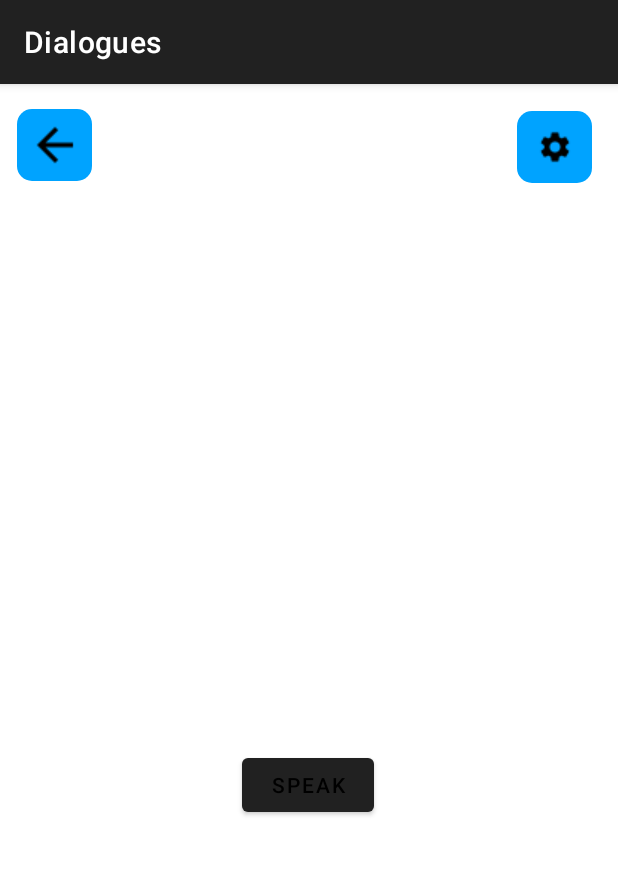
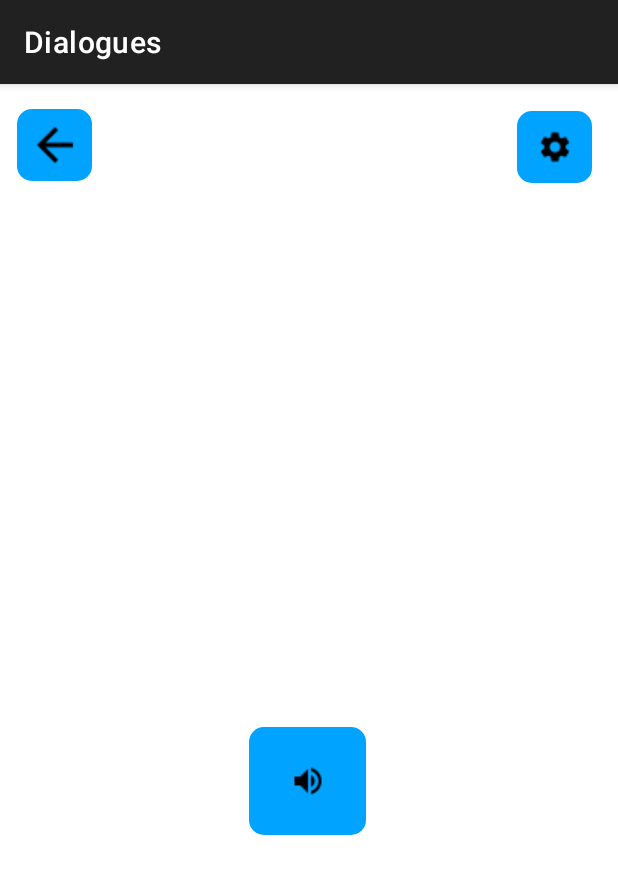
Before and after one commit to rssmith614/Dialogues, an Android app: the TranslationTTS screen opened directly, with no data from a screen before it, on a phone screen of 412 x 824 dp. Shown: the top 874 px of the screen. Run offline under Robolectric (Android 15) with nearby library versions, the light colour scheme and no system bars; libraries missing offline, so code that uses them is left out: com.google.mlkit.common, com.google.mlkit.nl.

Commit message:
Speak Button Update (Similar to Figma design)
Added Speech icons

Gif icon can be used when the tts is speaking to visually show the user that the tts is speaking

Added stop speak feature and made Speak Button into a Speak Icon Button (similar to Figma design)

```diff
--- a/app/src/main/java/com/example/dialogues/TranslationTTS.kt
+++ b/app/src/main/java/com/example/dialogues/TranslationTTS.kt
@@ -34,6 +34,7 @@ class TranslationTTS : AppCompatActivity(), TextToSpeech.OnInitListener {
     private var pitchvoice: Float = 0.0f
     private var talkspeed: Float = 0.0f
     private val barStarter = 50
+    private lateinit var button: ImageButton
 
     override fun onCreate(savedInstanceState: Bundle?) {
         super.onCreate(savedInstanceState)
@@ -53,13 +54,20 @@ class TranslationTTS : AppCompatActivity(), TextToSpeech.OnInitListener {
 
         val displayText = findViewById<TextView>(R.id.TranslateTTS_textView)
 
-        val button = findViewById<Button>(R.id.clickButton)
+        button = findViewById<ImageButton>(R.id.clickButton)
 
         val tts = TextToSpeech(this, this, "com.google.android.tts")
+        var isSpeaking = false
+        button.setOnClickListener{
+            if (isSpeaking) {
+                tts.stop()
+                isSpeaking = false
+            } else {
+                if (testString != null) {
+                    translateString(tts, displayText, testString) // Call your translateString() method
+                    isSpeaking = true
 
-        button.setOnClickListener{
-            if (testString != null) {
-                translateString(tts, displayText, testString)
+                }
             }
         }
 
--- a/app/src/main/res/layout/activity_translation_tts.xml
+++ b/app/src/main/res/layout/activity_translation_tts.xml
@@ -44,11 +44,14 @@
         app:layout_constraintTop_toTopOf="parent"
         app:layout_constraintVertical_bias="0.487" />
 
-    <Button
+    <ImageButton
         android:id="@+id/clickButton"
-        android:layout_width="wrap_content"
-        android:layout_height="wrap_content"
+        android:layout_width="78dp"
+        android:layout_height="72dp"
+        android:src="@drawable/baseline_volume_up_black_24dp"
+        android:background="@drawable/button_background"
         android:text="Speak"
+        android:contentDescription="speak"
         app:layout_constraintBottom_toBottomOf="parent"
         app:layout_constraintEnd_toEndOf="parent"
         app:layout_constraintHorizontal_bias="0.498"
```
Also changed, not shown: app/src/main/res/drawable/baseline_volume_up_black_24dp.png (added), app/src/main/res/drawable/speaking_icon.gif (added).
